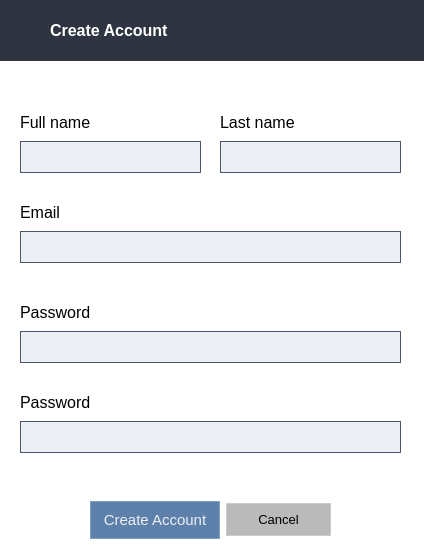
First picture: the form in School_System/ui/ForgotPasswordDialog.ui, repository KasperJack/School-Management-System, before the edit.
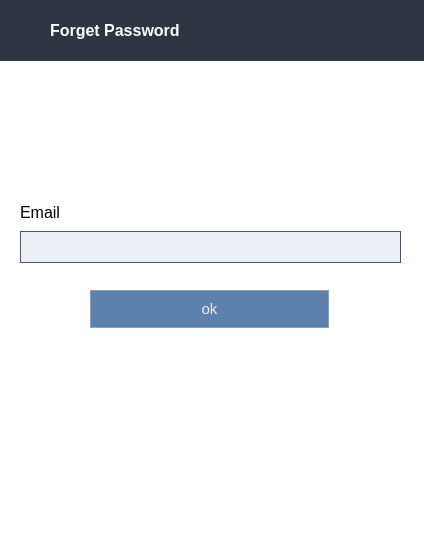
Second picture: the form after the edit. Icons and pictures are not drawn.

```diff
--- a/School_System/ui/ForgotPasswordDialog.ui
+++ b/School_System/ui/ForgotPasswordDialog.ui
@@ -74,328 +74,6 @@
     </item>
    </layout>
   </widget>
-  <widget class="QWidget" name="layoutWidget_2">
-   <property name="geometry">
-    <rect>
-     <x>20</x>
-     <y>300</y>
-     <width>381</width>
-     <height>63</height>
-    </rect>
-   </property>
-   <layout class="QVBoxLayout" name="verticalLayout_3">
-    <item>
-     <widget class="QLabel" name="label_4">
-      <property name="font">
-       <font>
-        <family>Segoe UI</family>
-        <pointsize>12</pointsize>
-       </font>
-      </property>
-      <property name="text">
-       <string>Password</string>
-      </property>
-     </widget>
-    </item>
-    <item>
-     <widget class="QLineEdit" name="pass1_field">
-      <property name="styleSheet">
-       <string notr="true">/* Input Field */
-QLineEdit {
-    background-color: #eceff4; /* Light background */
-    color: #000000; /* Black text */
-    border: 1px solid #4C566A; /* Subtle gray-blue border */
-    border-radius: 0px; /* No rounded corners */
-    padding: 6px; /* Padding inside the field */
-    font-size: 14px; /* Standard font size */
-}
-
-/* Focused Input Field */
-QLineEdit:focus {
-    border: 1px solid #88C0D0; /* Light blue/teal border on focus */
-    background-color: #e1e9f2; /* Slightly lighter background on focus */
-}
-
-/* Placeholder Text */
-QLineEdit::placeholder {
-    color: #4C566A; /* Darker gray for placeholder text */
-}
-</string>
-      </property>
-     </widget>
-    </item>
-   </layout>
-  </widget>
-  <widget class="QWidget" name="layoutWidget_3">
-   <property name="geometry">
-    <rect>
-     <x>20</x>
-     <y>390</y>
-     <width>381</width>
-     <height>63</height>
-    </rect>
-   </property>
-   <layout class="QVBoxLayout" name="verticalLayout_4">
-    <item>
-     <widget class="QLabel" name="label_5">
-      <property name="font">
-       <font>
-        <family>Segoe UI</family>
-        <pointsize>12</pointsize>
-       </font>
-      </property>
-      <property name="text">
-       <string>Password</string>
-      </property>
-     </widget>
-    </item>
-    <item>
-     <widget class="QLineEdit" name="pass2_field">
-      <property name="styleSheet">
-       <string notr="true">/* Input Field */
-QLineEdit {
-    background-color: #eceff4; /* Light background */
-    color: #000000; /* Black text */
-    border: 1px solid #4C566A; /* Subtle gray-blue border */
-    border-radius: 0px; /* No rounded corners */
-    padding: 6px; /* Padding inside the field */
-    font-size: 14px; /* Standard font size */
-}
-
-/* Focused Input Field */
-QLineEdit:focus {
-    border: 1px solid #88C0D0; /* Light blue/teal border on focus */
-    background-color: #e1e9f2; /* Slightly lighter background on focus */
-}
-
-/* Placeholder Text */
-QLineEdit::placeholder {
-    color: #4C566A; /* Darker gray for placeholder text */
-}
-</string>
-      </property>
-     </widget>
-    </item>
-   </layout>
-  </widget>
-  <widget class="QWidget" name="layoutWidget">
-   <property name="geometry">
-    <rect>
-     <x>20</x>
-     <y>110</y>
-     <width>181</width>
-     <height>63</height>
-    </rect>
-   </property>
-   <layout class="QVBoxLayout" name="verticalLayout">
-    <item>
-     <widget class="QLabel" name="label_2">
-      <property name="font">
-       <font>
-        <family>Segoe UI</family>
-        <pointsize>12</pointsize>
-       </font>
-      </property>
-      <property name="text">
-       <string>Full name </string>
-      </property>
-     </widget>
-    </item>
-    <item>
-     <widget class="QLineEdit" name="name_field">
-      <property name="styleSheet">
-       <string notr="true">/* Input Field */
-QLineEdit {
-    background-color: #eceff4; /* Light background */
-    color: #000000; /* Black text */
-    border: 1px solid #4C566A; /* Subtle gray-blue border */
-    border-radius: 0px; /* No rounded corners */
-    padding: 6px; /* Padding inside the field */
-    font-size: 14px; /* Standard font size */
-}
-
-/* Focused Input Field */
-QLineEdit:focus {
-    border: 1px solid #88C0D0; /* Light blue/teal border on focus */
-    background-color: #e1e9f2; /* Slightly lighter background on focus */
-}
-
-/* Placeholder Text */
-QLineEdit::placeholder {
-    color: #4C566A; /* Darker gray for placeholder text */
-}
-</string>
-      </property>
-     </widget>
-    </item>
-   </layout>
-  </widget>
-  <widget class="QWidget" name="layoutWidget">
-   <property name="geometry">
-    <rect>
-     <x>90</x>
-     <y>500</y>
-     <width>241</width>
-     <height>40</height>
-    </rect>
-   </property>
-   <layout class="QHBoxLayout" name="horizontalLayout">
-    <item>
-     <widget class="QPushButton" name="create_account_button">
-      <property name="minimumSize">
-       <size>
-        <width>86</width>
-        <height>38</height>
-       </size>
-      </property>
-      <property name="styleSheet">
-       <string notr="true">QPushButton {
-    background-color: #5E81AC; /* Nord Blue */
-    color: #ECEFF4; /* Light text */
-    border: 1px solid #81A1C1; /* Lighter blue border */
-    border-radius: 0px; /* No roundness */
-    padding: 6px 12px;
-    font-family: &quot;Segoe UI&quot;;
-    font-size: 15px;
-    min-width: 60px;
-    min-height: 24px;
-}
-
-/* Hover State */
-QPushButton:hover {
-    background-color: #81A1C1; /* Lighter Nord Blue */
-    border: 1px solid #88C0D0; /* Teal highlight */
-}
-
-/* Pressed State */
-QPushButton:pressed {
-    background-color: #4C566A; /* Darker Nord Blue */
-    border: 1px solid #8FBCBB; /* Teal accent */
-}
-
-/* Edit Button Specific Style */
-QPushButton#editButton {
-    background-color: #88C0D0; /* Soft Teal Blue */
-    color: #2E3440; /* Darker text for contrast */
-    border: 1px solid #8FBCBB; /* Teal border */
-}
-
-QPushButton#editButton:hover {
-    background-color: #8FBCBB; /* Slightly lighter teal */
-    border: 1px solid #81A1C1; /* Soft blue highlight */
-}
-
-QPushButton#editButton:pressed {
-    background-color: #5E81AC; /* Dark Nord Blue */
-    border: 1px solid #4C566A; /* Darker border */
-}
-</string>
-      </property>
-      <property name="text">
-       <string>Create Account</string>
-      </property>
-     </widget>
-    </item>
-    <item>
-     <widget class="QPushButton" name="pushButton">
-      <property name="minimumSize">
-       <size>
-        <width>0</width>
-        <height>30</height>
-       </size>
-      </property>
-      <property name="styleSheet">
-       <string notr="true">
-
-
-
-
-/*          background-color: transparent;  No background */
-
-
-
-
-/* Cancel Button */
-QPushButton {
-    background-color: #bababa;
-
-    color: black;                  /* Black text */
-    border: 1px solid #cccccc;     /* Light gray border */
-    border-radius: 0px;
-    padding: 8px 16px;
-    font-size: 10pt;
-}
-
-QPushButton:hover {
-    background-color: #e5e5e5; /* Light gray on hover */
-    border: 1px solid #bbbbbb; /* Slightly darker gray border on hover */
-}
-
-QPushButton:pressed {
-    background-color: #d9d9d9; /* Darker gray on press */
-    border: 1px solid #aaaaaa; /* Even darker gray border on press */
-}
-</string>
-      </property>
-      <property name="text">
-       <string>Cancel</string>
-      </property>
-     </widget>
-    </item>
-   </layout>
-  </widget>
-  <widget class="QWidget" name="layoutWidget_4">
-   <property name="geometry">
-    <rect>
-     <x>220</x>
-     <y>110</y>
-     <width>181</width>
-     <height>63</height>
-    </rect>
-   </property>
-   <layout class="QVBoxLayout" name="verticalLayout_5">
-    <item>
-     <widget class="QLabel" name="label_6">
-      <property name="font">
-       <font>
-        <family>Segoe UI</family>
-        <pointsize>12</pointsize>
-       </font>
-      </property>
-      <property name="text">
-       <string>Last name</string>
-      </property>
-     </widget>
-    </item>
-    <item>
-     <widget class="QLineEdit" name="last_name_field">
-      <property name="styleSheet">
-       <string notr="true">/* Input Field */
-QLineEdit {
-    background-color: #eceff4; /* Light background */
-    color: #000000; /* Black text */
-    border: 1px solid #4C566A; /* Subtle gray-blue border */
-    border-radius: 0px; /* No rounded corners */
-    padding: 6px; /* Padding inside the field */
-    font-size: 14px; /* Standard font size */
-}
-
-/* Focused Input Field */
-QLineEdit:focus {
-    border: 1px solid #88C0D0; /* Light blue/teal border on focus */
-    background-color: #e1e9f2; /* Slightly lighter background on focus */
-}
-
-/* Placeholder Text */
-QLineEdit::placeholder {
-    color: #4C566A; /* Darker gray for placeholder text */
-}
-</string>
-      </property>
-     </widget>
-    </item>
-   </layout>
-  </widget>
   <widget class="QWidget" name="widget_2" native="true">
    <property name="geometry">
     <rect>
@@ -430,7 +108,7 @@
      <string notr="true">color: rgb(255, 255, 255);</string>
     </property>
     <property name="text">
-     <string>Create Account</string>
+     <string>Forget Password</string>
     </property>
    </widget>
    <widget class="QLabel" name="label_8">
@@ -453,6 +131,68 @@
     </property>
    </widget>
   </widget>
+  <widget class="QPushButton" name="check_mail_button">
+   <property name="geometry">
+    <rect>
+     <x>90</x>
+     <y>290</y>
+     <width>239</width>
+     <height>38</height>
+    </rect>
+   </property>
+   <property name="minimumSize">
+    <size>
+     <width>86</width>
+     <height>38</height>
+    </size>
+   </property>
+   <property name="styleSheet">
+    <string notr="true">QPushButton {
+    background-color: #5E81AC; /* Nord Blue */
+    color: #ECEFF4; /* Light text */
+    border: 1px solid #81A1C1; /* Lighter blue border */
+    border-radius: 0px; /* No roundness */
+    padding: 6px 12px;
+    font-family: &quot;Segoe UI&quot;;
+    font-size: 15px;
+    min-width: 60px;
+    min-height: 24px;
+}
+
+/* Hover State */
+QPushButton:hover {
+    background-color: #81A1C1; /* Lighter Nord Blue */
+    border: 1px solid #88C0D0; /* Teal highlight */
+}
+
+/* Pressed State */
+QPushButton:pressed {
+    background-color: #4C566A; /* Darker Nord Blue */
+    border: 1px solid #8FBCBB; /* Teal accent */
+}
+
+/* Edit Button Specific Style */
+QPushButton#editButton {
+    background-color: #88C0D0; /* Soft Teal Blue */
+    color: #2E3440; /* Darker text for contrast */
+    border: 1px solid #8FBCBB; /* Teal border */
+}
+
+QPushButton#editButton:hover {
+    background-color: #8FBCBB; /* Slightly lighter teal */
+    border: 1px solid #81A1C1; /* Soft blue highlight */
+}
+
+QPushButton#editButton:pressed {
+    background-color: #5E81AC; /* Dark Nord Blue */
+    border: 1px solid #4C566A; /* Darker border */
+}
+</string>
+   </property>
+   <property name="text">
+    <string>ok</string>
+   </property>
+  </widget>
  </widget>
  <resources>
   <include location="../resources/rec.qrc"/>
```
Left out of the diff: 2 changed lines with no effect on the pictures.
